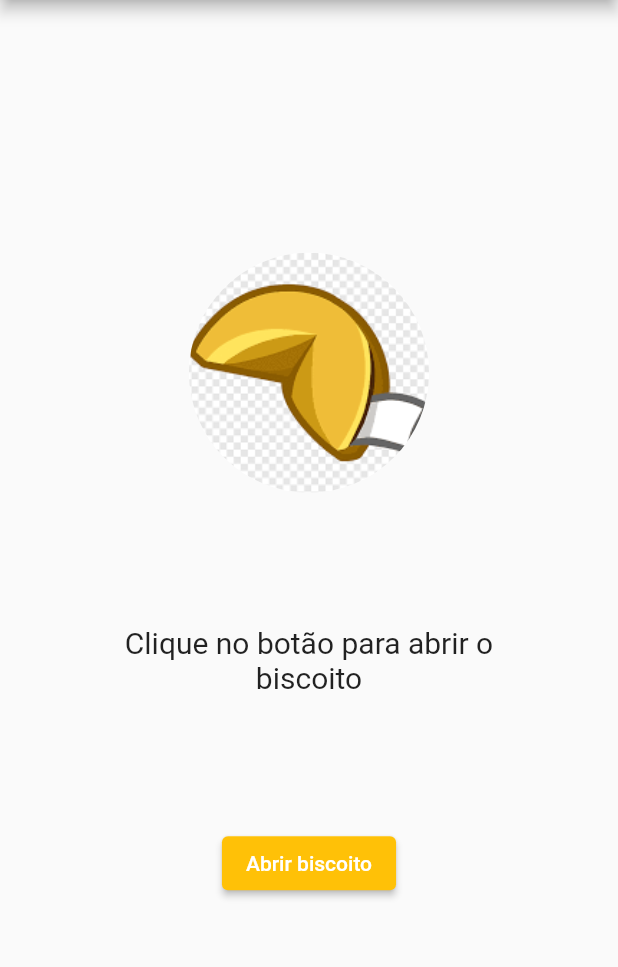
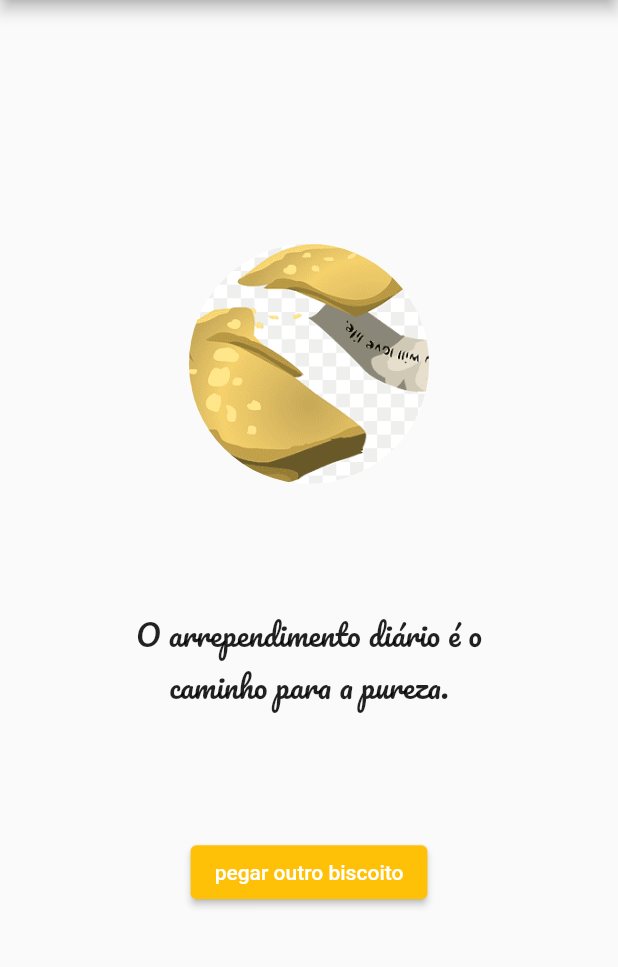
Before and after one commit to arthurmgui/app_biscoitto_da_sorte, a Flutter app: the screen it shows after launch, after a tap on "Abrir biscoito", on a phone screen of 412 x 824 dp, the part 84-1051 px from its top. Run offline on Flutter 3.47's test engine with Material 2 defaults, Android fonts, the phone set to English and light mode, and no system bars.

Commit message:
acrescentei lógica no aplicativo após fazer a interface do app. Adicionei font para os textos.

```diff
--- a/lib/main.dart
+++ b/lib/main.dart
@@ -1,3 +1,5 @@
+import 'dart:math';
+
 import 'package:flutter/material.dart';
 
 void main() {
@@ -10,6 +12,41 @@ class homePage extends StatefulWidget {
 }
 
 class _homePageState extends State<homePage> {
+  //Criando Array com frases
+  var listFrases = [
+    "O arrependimento diário é o caminho para a pureza.",
+    " a pureza traz poder. A pureza pessoal pode fazer de nós ferramentas poderosas nas mãos de Deus.",
+    "Jesus sofreu profundamente porque nos ama profundamente!",
+    "Ele quer que nos arrependamos e nos convertamos, para poder curar-nos mais plenamente."
+  ];
+
+  // Armazenando caminho das imagens
+  var imgBiscoito = "images/biscoito_inteiro.png";
+
+  //Frase da sorte
+  var fraseSorte = "Clique no botão para abrir o biscoito";
+
+  //botão de quebrar o biscoito
+  var btnBiscoito = "Abrir biscoito";
+
+//Método que quebra o biscoito
+  void quebrarBiscoito() {
+    var numero = Random().nextInt(listFrases.length);
+    if (btnBiscoito == "Abrir biscoito") {
+      setState(() {
+        imgBiscoito = "images/biscoito_quebrado.png";
+        fraseSorte = listFrases[numero];
+        btnBiscoito = "pegar outro biscoito";
+      });
+    } else {
+      setState(() {
+        imgBiscoito = "images/biscoito_inteiro.png";
+        fraseSorte = "Clique no botão para abrir o biscoito";
+        btnBiscoito = "Abrir biscoito";
+      });
+    }
+  }
+
   @override
   Widget build(BuildContext context) {
     return Scaffold(
@@ -25,18 +62,18 @@ class _homePageState extends State<homePage> {
             mainAxisAlignment: MainAxisAlignment.spaceEvenly,
             children: [
               CircleAvatar(
-                backgroundImage: AssetImage("images/biscoito_inteiro.png"),
+                backgroundImage: AssetImage(imgBiscoito),
                 radius: 80,
                 backgroundColor: Colors.white,
               ),
               Text(
-                "Clique no botão para abrir o biscoito",
+                fraseSorte,
                 textAlign: TextAlign.center,
-                style: TextStyle(fontSize: 20),
+                style: TextStyle(fontSize: 20, fontFamily: 'Pacifico'),
               ),
               ElevatedButton(
-                  onPressed: () {},
-                  child: Text("Abrir biscoito"),
+                  onPressed: quebrarBiscoito,
+                  child: Text(btnBiscoito),
                   style: ElevatedButton.styleFrom(
                       primary: Colors.amber, onPrimary: Colors.white))
             ],
--- a/pubspec.yaml
+++ b/pubspec.yaml
@@ -59,6 +59,11 @@ flutter:
   assets:
   - images/
 
+  fonts:
+    - family: Pacifico
+      fonts:
+        - asset: fonts/Pacifico-Regular.ttf
+
   # To add assets to your application, add an assets section, like this:
   # assets:
   #   - images/a_dot_burr.jpeg
```
Also changed, not shown: fonts/Pacifico-Regular.ttf (added).
